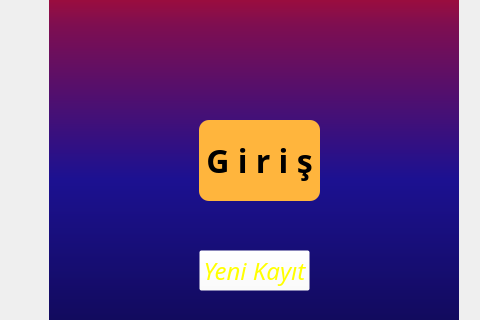
The window that cuis/login.ui (ibrahimyasar68/PdSqliteLib) describes before a commit, drawn with Qt 5; both pictures show x 370 to 850 and y 249 to 569 of the 850 by 680 pixel window.
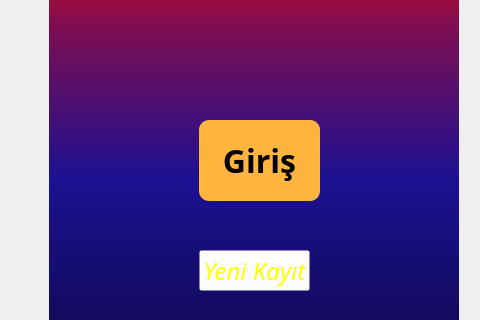
The same window after the commit. Icons and pictures are not drawn.

What changed in the file:
```diff
--- a/cuis/login.ui
+++ b/cuis/login.ui
@@ -217,7 +217,7 @@
 </string>
      </property>
      <property name="text">
-      <string>G i r i ş</string>
+      <string>Giriş</string>
      </property>
     </widget>
     <widget class="QLabel" name="label">
```
